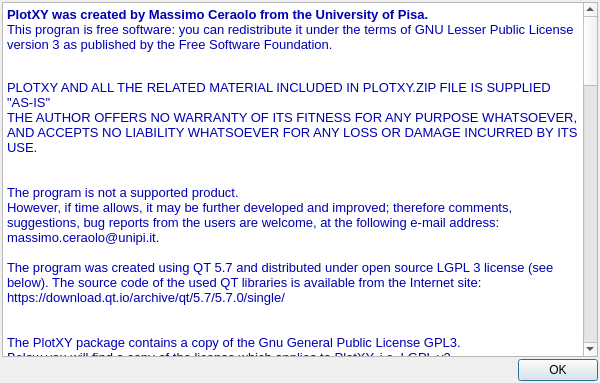
The window that Dialogs/CHelpDlg.ui (max-privato/PlotXY_OpenSource) describes before a commit, drawn with Qt 5.
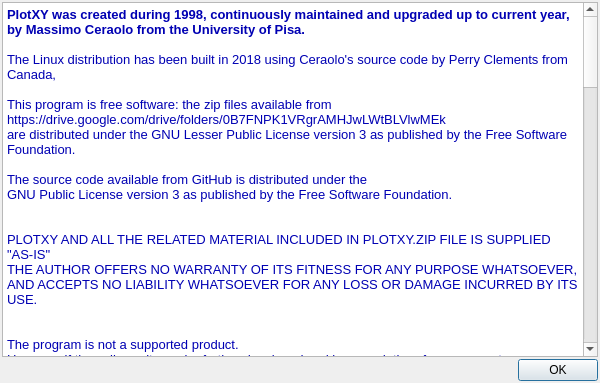
The same window after the commit.

Commit message:
THIS IS A MAJOR CODE RESTRUCTURING It includes last two years updates from a local PlotXY copy. In particular: - Addition of the 4-6-8 button to allow for up to 8 plot windows - Addition of curve colour customisation - Addition of Modelica reading compatibility - Code refining to dramatically reduce the number of warnings - Other minor enhancements.
Obviously the open-source version still does not contain the code to
read ATP files, which remains classified.

Diff of the .ui file:
```diff
--- a/Dialogs/CHelpDlg.ui
+++ b/Dialogs/CHelpDlg.ui
@@ -42,9 +42,17 @@
 &lt;html&gt;&lt;head&gt;&lt;meta name=&quot;qrichtext&quot; content=&quot;1&quot; /&gt;&lt;style type=&quot;text/css&quot;&gt;
 p, li { white-space: pre-wrap; }
 &lt;/style&gt;&lt;/head&gt;&lt;body style=&quot; font-family:'MS Shell Dlg 2'; font-size:8.25pt; font-weight:400; font-style:normal;&quot;&gt;
-&lt;p style=&quot; margin-top:0px; margin-bottom:0px; margin-left:0px; margin-right:0px; -qt-block-indent:0; text-indent:0px;&quot;&gt;&lt;span style=&quot; font-family:'Arial'; font-size:10pt; font-weight:600; color:#0000b3;&quot;&gt;PlotXY was created by Massimo Ceraolo from the University of Pisa.&lt;/span&gt;&lt;/p&gt;
-&lt;p style=&quot; margin-top:0px; margin-bottom:0px; margin-left:0px; margin-right:0px; -qt-block-indent:0; text-indent:0px;&quot;&gt;&lt;span style=&quot; font-family:'Arial'; font-size:10pt; color:#0000b3;&quot;&gt;This progran is free software: you can redistribute it under the terms of GNU Lesser Public License version 3 as published by the Free Software Foundation. &lt;/span&gt;&lt;/p&gt;
-&lt;p style=&quot;-qt-paragraph-type:empty; margin-top:0px; margin-bottom:0px; margin-left:0px; margin-right:0px; -qt-block-indent:0; text-indent:0px;&quot;&gt;&lt;br /&gt;&lt;/p&gt;
+&lt;p style=&quot; margin-top:0px; margin-bottom:0px; margin-left:0px; margin-right:0px; -qt-block-indent:0; text-indent:0px;&quot;&gt;&lt;span style=&quot; font-family:'Arial'; font-size:10pt; font-weight:600; color:#0000b3;&quot;&gt;PlotXY was created during 1998, continuously maintained and upgraded up to current year, by Massimo Ceraolo from the University of Pisa.&lt;/span&gt;&lt;/p&gt;
+&lt;p style=&quot;-qt-paragraph-type:empty; margin-top:0px; margin-bottom:0px; margin-left:0px; margin-right:0px; -qt-block-indent:0; text-indent:0px; font-family:'Arial'; font-size:10pt; font-weight:600; color:#0000b3;&quot;&gt;&lt;br /&gt;&lt;/p&gt;
+&lt;p style=&quot; margin-top:0px; margin-bottom:0px; margin-left:0px; margin-right:0px; -qt-block-indent:0; text-indent:0px;&quot;&gt;&lt;span style=&quot; font-family:'Arial'; font-size:10pt; color:#0000b3;&quot;&gt;The Linux distribution has been built in 2018 using Ceraolo's source code by Perry Clements from Canada,&lt;/span&gt;&lt;/p&gt;
+&lt;p style=&quot;-qt-paragraph-type:empty; margin-top:0px; margin-bottom:0px; margin-left:0px; margin-right:0px; -qt-block-indent:0; text-indent:0px; font-family:'Arial'; font-size:10pt; color:#0000b3;&quot;&gt;&lt;br /&gt;&lt;/p&gt;
+&lt;p style=&quot; margin-top:0px; margin-bottom:0px; margin-left:0px; margin-right:0px; -qt-block-indent:0; text-indent:0px;&quot;&gt;&lt;span style=&quot; font-family:'Arial'; font-size:10pt; color:#0000b3;&quot;&gt;This program is free software: the zip files available from&lt;/span&gt;&lt;/p&gt;
+&lt;p style=&quot; margin-top:0px; margin-bottom:0px; margin-left:0px; margin-right:0px; -qt-block-indent:0; text-indent:0px;&quot;&gt;&lt;span style=&quot; font-family:'Arial'; font-size:10pt; color:#0000b3;&quot;&gt;https://drive.google.com/drive/folders/0B7FNPK1VRgrAMHJwLWtBLVlwMEk&lt;/span&gt;&lt;/p&gt;
+&lt;p style=&quot; margin-top:0px; margin-bottom:0px; margin-left:0px; margin-right:0px; -qt-block-indent:0; text-indent:0px;&quot;&gt;&lt;span style=&quot; font-family:'Arial'; font-size:10pt; color:#0000b3;&quot;&gt;are distributed under the GNU Lesser Public License version 3 as published by the Free Software Foundation. &lt;/span&gt;&lt;/p&gt;
+&lt;p style=&quot;-qt-paragraph-type:empty; margin-top:0px; margin-bottom:0px; margin-left:0px; margin-right:0px; -qt-block-indent:0; text-indent:0px; font-family:'Arial'; font-size:10pt; color:#0000b3;&quot;&gt;&lt;br /&gt;&lt;/p&gt;
+&lt;p style=&quot; margin-top:0px; margin-bottom:0px; margin-left:0px; margin-right:0px; -qt-block-indent:0; text-indent:0px;&quot;&gt;&lt;span style=&quot; font-family:'Arial'; font-size:10pt; color:#0000b3;&quot;&gt;The source code available from GitHub is distributed under the &lt;/span&gt;&lt;/p&gt;
+&lt;p style=&quot; margin-top:0px; margin-bottom:0px; margin-left:0px; margin-right:0px; -qt-block-indent:0; text-indent:0px;&quot;&gt;&lt;span style=&quot; font-family:'Arial'; font-size:10pt; color:#0000b3;&quot;&gt;GNU Public License version 3 as published by the Free Software Foundation. &lt;/span&gt;&lt;/p&gt;
+&lt;p style=&quot;-qt-paragraph-type:empty; margin-top:0px; margin-bottom:0px; margin-left:0px; margin-right:0px; -qt-block-indent:0; text-indent:0px; font-family:'Arial'; font-size:10pt; color:#0000b3;&quot;&gt;&lt;br /&gt;&lt;/p&gt;
 &lt;p style=&quot;-qt-paragraph-type:empty; margin-top:0px; margin-bottom:0px; margin-left:0px; margin-right:0px; -qt-block-indent:0; text-indent:0px; font-family:'Arial'; font-size:10pt; font-weight:600; color:#0000b3;&quot;&gt;&lt;br /&gt;&lt;/p&gt;
 &lt;p style=&quot; margin-top:0px; margin-bottom:0px; margin-left:0px; margin-right:0px; -qt-block-indent:0; text-indent:0px;&quot;&gt;&lt;span style=&quot; font-family:'Arial'; font-size:10pt; color:#0000b3;&quot;&gt;PLOTXY AND ALL THE RELATED MATERIAL INCLUDED IN PLOTXY.ZIP FILE IS SUPPLIED &amp;quot;AS-IS&amp;quot;&lt;/span&gt;&lt;/p&gt;
 &lt;p style=&quot; margin-top:0px; margin-bottom:0px; margin-left:0px; margin-right:0px; -qt-block-indent:0; text-indent:0px;&quot;&gt;&lt;span style=&quot; font-family:'Arial'; font-size:10pt; color:#0000b3;&quot;&gt;THE AUTHOR OFFERS NO WARRANTY OF ITS FITNESS FOR ANY PURPOSE WHATSOEVER, AND ACCEPTS NO LIABILITY WHATSOEVER FOR ANY LOSS OR DAMAGE INCURRED BY ITS USE.&lt;/span&gt;&lt;/p&gt;
@@ -52,9 +60,11 @@
 &lt;p style=&quot;-qt-paragraph-type:empty; margin-top:0px; margin-bottom:0px; margin-left:0px; margin-right:0px; -qt-block-indent:0; text-indent:0px; font-family:'Arial'; font-size:10pt; color:#0000b3;&quot;&gt;&lt;br /&gt;&lt;/p&gt;
 &lt;p style=&quot; margin-top:0px; margin-bottom:0px; margin-left:0px; margin-right:0px; -qt-block-indent:0; text-indent:0px;&quot;&gt;&lt;span style=&quot; font-family:'Arial'; font-size:10pt; color:#0000b3;&quot;&gt;The program is not a supported product. &lt;/span&gt;&lt;/p&gt;
 &lt;p style=&quot; margin-top:0px; margin-bottom:0px; margin-left:0px; margin-right:0px; -qt-block-indent:0; text-indent:0px;&quot;&gt;&lt;span style=&quot; font-family:'Arial'; font-size:10pt; color:#0000b3;&quot;&gt;However, if time allows, it may be further developed and improved; therefore comments, suggestions, bug reports from the users are welcome, at the following e-mail address: massimo.ceraolo@unipi.it.&lt;/span&gt;&lt;/p&gt;
-&lt;p style=&quot;-qt-paragraph-type:empty; margin-top:0px; margin-bottom:0px; margin-left:0px; margin-right:0px; -qt-block-indent:0; text-indent:0px; font-family:'Courier New,courier'; font-size:10pt; color:#0000b3;&quot;&gt;&lt;br /&gt;&lt;/p&gt;
-&lt;p style=&quot; margin-top:0px; margin-bottom:0px; margin-left:0px; margin-right:0px; -qt-block-indent:0; text-indent:0px;&quot;&gt;&lt;span style=&quot; font-family:'Arial'; font-size:10pt; color:#0000b3;&quot;&gt;The program was created using QT 5.7 and distributed under open source LGPL 3 license (see below). The source code of the used QT libraries is available from the Internet site:&lt;/span&gt;&lt;/p&gt;
+&lt;p style=&quot; margin-top:0px; margin-bottom:0px; margin-left:0px; margin-right:0px; -qt-block-indent:0; text-indent:0px;&quot;&gt;&lt;span style=&quot; font-family:'Arial,sans-serif'; font-size:10pt; color:#0000b3;&quot;&gt;Comments and reports specific to the Linux version can be sent to Perry Clements at the following address: &amp;lt;pclements@eastlink.ca&lt;/span&gt;&lt;span style=&quot; font-size:8pt;&quot;&gt; &lt;/span&gt;&lt;/p&gt;
+&lt;p style=&quot;-qt-paragraph-type:empty; margin-top:0px; margin-bottom:0px; margin-left:0px; margin-right:0px; -qt-block-indent:0; text-indent:0px; font-size:8pt;&quot;&gt;&lt;br /&gt;&lt;/p&gt;
+&lt;p style=&quot; margin-top:0px; margin-bottom:0px; margin-left:0px; margin-right:0px; -qt-block-indent:0; text-indent:0px;&quot;&gt;&lt;span style=&quot; font-family:'Arial'; font-size:10pt; color:#0000b3;&quot;&gt;The current program version has been compiled and built using QT 5.7 (Win and Mac) and QT 5.9 (Linux) libraries and distributed under open source LGPL 3 license (see below). The source code of the used QT libraries is available from the Internet sites:&lt;/span&gt;&lt;/p&gt;
 &lt;p style=&quot; margin-top:0px; margin-bottom:0px; margin-left:0px; margin-right:0px; -qt-block-indent:0; text-indent:0px;&quot;&gt;&lt;span style=&quot; font-family:'Courier New,courier'; font-size:10pt; color:#0000b3;&quot;&gt;https://download.qt.io/archive/qt/5.7/5.7.0/single/&lt;/span&gt;&lt;/p&gt;
+&lt;p style=&quot; margin-top:0px; margin-bottom:0px; margin-left:0px; margin-right:0px; -qt-block-indent:0; text-indent:0px;&quot;&gt;&lt;span style=&quot; font-family:'Courier New,courier'; font-size:10pt; color:#0000b3;&quot;&gt;https://download.qt.io/archive/qt/5.9/5.9.3/single/&lt;/span&gt;&lt;/p&gt;
 &lt;p style=&quot;-qt-paragraph-type:empty; margin-top:0px; margin-bottom:0px; margin-left:0px; margin-right:0px; -qt-block-indent:0; text-indent:0px; font-family:'Courier New,courier'; font-size:10pt; color:#0000b3;&quot;&gt;&lt;br /&gt;&lt;/p&gt;
 &lt;p style=&quot;-qt-paragraph-type:empty; margin-top:0px; margin-bottom:0px; margin-left:0px; margin-right:0px; -qt-block-indent:0; text-indent:0px; font-family:'Courier New,courier'; font-size:10pt; color:#0000b3;&quot;&gt;&lt;br /&gt;&lt;/p&gt;
 &lt;p style=&quot; margin-top:0px; margin-bottom:0px; margin-left:0px; margin-right:0px; -qt-block-indent:0; text-indent:0px;&quot;&gt;&lt;span style=&quot; font-family:'Arial'; font-size:10pt; color:#0000b3;&quot;&gt;The PlotXY package contains a copy of the Gnu General Public License GPL3. &lt;/span&gt;&lt;/p&gt;
```
The commit also changes 42 other files.
